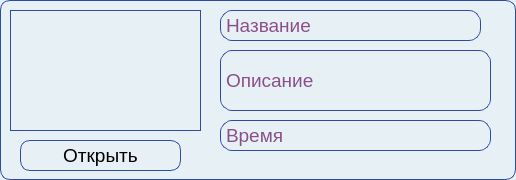
The window that recipewidget.ui (moevm/gui-1h2017-09) describes before a commit, drawn with Qt 5.
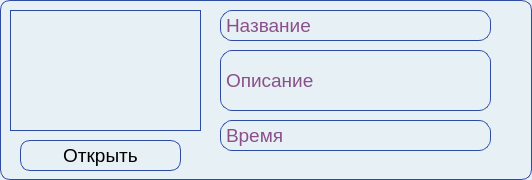
The same window after the commit. Icons and pictures are not drawn.

Patch:
```diff
--- a/recipewidget.ui
+++ b/recipewidget.ui
@@ -6,7 +6,7 @@
    <rect>
     <x>0</x>
     <y>0</y>
-    <width>516</width>
+    <width>532</width>
     <height>180</height>
    </rect>
   </property>
@@ -129,7 +129,7 @@
     <rect>
      <x>220</x>
      <y>10</y>
-     <width>261</width>
+     <width>271</width>
      <height>31</height>
     </rect>
    </property>
```
